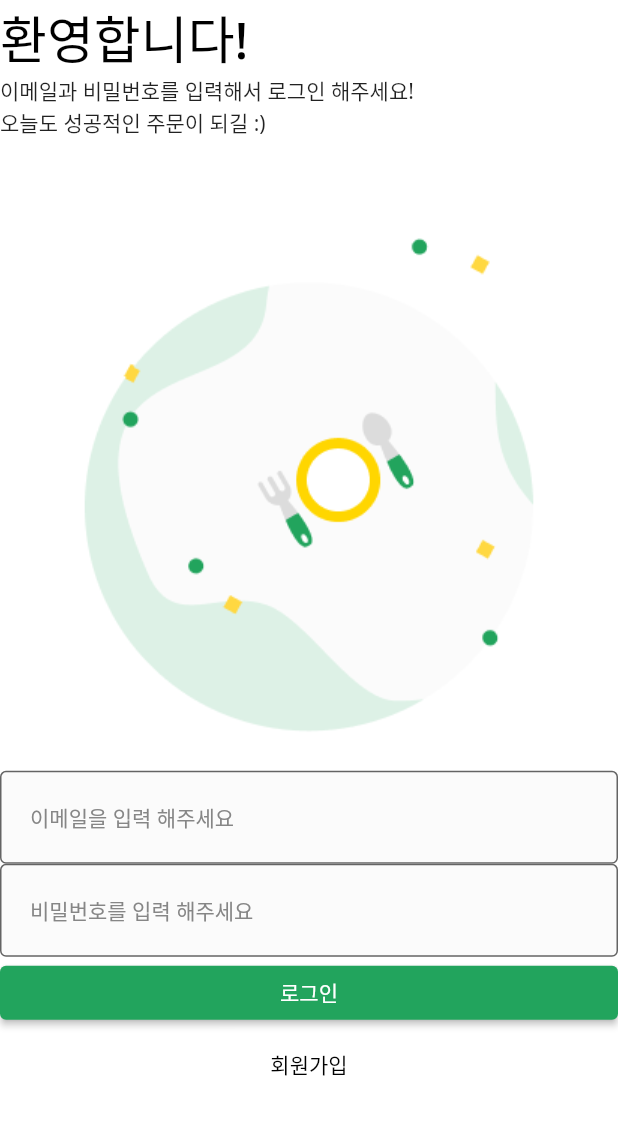
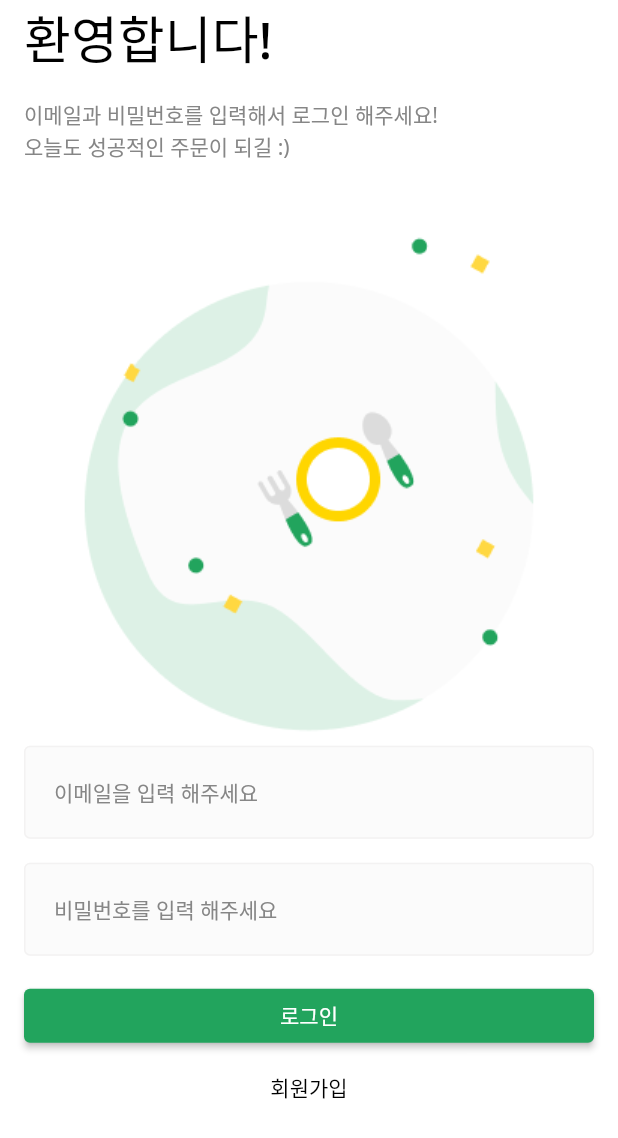
Before and after one commit to wogks/code_mid, a Flutter app: the screen it shows after launch, on a phone screen of 412 x 824 dp. Shown: the top 1138 px of the screen. Run offline on Flutter 3.47's test engine with Material 2 defaults, Android fonts, the light colour scheme and no system bars.

Commit message:
Feat: ui마무리

```diff
--- a/lib/common/component/custom_text_form_field.dart
+++ b/lib/common/component/custom_text_form_field.dart
@@ -40,6 +40,7 @@ class CustomTextFormField extends StatelessWidget {
         fillColor: INPUT_BG_COLOR,
         filled: true,
         border: baseBorder,
+        enabledBorder: baseBorder,
         focusedBorder: baseBorder.copyWith(
           borderSide: baseBorder.borderSide.copyWith(
             color: PRIMARY_COLOR,
--- a/lib/user/view/login_screen.dart
+++ b/lib/user/view/login_screen.dart
@@ -9,13 +9,18 @@ class LoginScreen extends StatelessWidget {
   @override
   Widget build(BuildContext context) {
     return DefaultLayout(
+      child: SingleChildScrollView(
+        keyboardDismissBehavior: ScrollViewKeyboardDismissBehavior.onDrag,
         child: SafeArea(
           top: true,
           bottom: false,
+          child: Padding(
+            padding: const EdgeInsets.symmetric(horizontal: 16),
             child: Column(
               crossAxisAlignment: CrossAxisAlignment.stretch,
               children: [
                 const _Title(),
+                const SizedBox(height: 16),
                 const _Subtitle(),
                 Image.asset(
                   'asset/img/misc/logo.png',
@@ -25,10 +30,12 @@ class LoginScreen extends StatelessWidget {
                   hintText: '이메일을 입력 해주세요 ',
                   onChanged: (value) {},
                 ),
+                const SizedBox(height: 16),
                 CustomTextFormField(
                   hintText: '비밀번호를 입력 해주세요 ',
                   onChanged: (value) {},
                 ),
+                const SizedBox(height: 16),
                 ElevatedButton(
                   style: ElevatedButton.styleFrom(
                     backgroundColor: PRIMARY_COLOR,
@@ -44,6 +51,8 @@ class LoginScreen extends StatelessWidget {
                   child: const Text('회원가입'),
                 ),
               ],
+            ),
+          ),
         ),
       ),
     );
@@ -71,6 +80,11 @@ class _Subtitle extends StatelessWidget {
 
   @override
   Widget build(BuildContext context) {
-    return const Text('이메일과 비밀번호를 입력해서 로그인 해주세요!\n오늘도 성공적인 주문이 되길 :)');
+    return const Text(
+      '이메일과 비밀번호를 입력해서 로그인 해주세요!\n오늘도 성공적인 주문이 되길 :)',
+      style: TextStyle(
+        color: BODY_TEXT_COLOR,
+      ),
+    );
   }
 }
```
Lines whose indentation alone changed are shown as unchanged.
